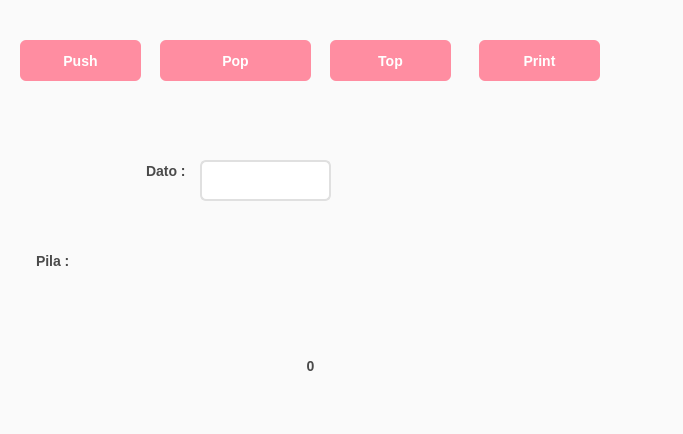
The window that ui/interfazPila.ui (DulceVerdin/estructuradatos) describes before a commit, drawn with Qt 5.
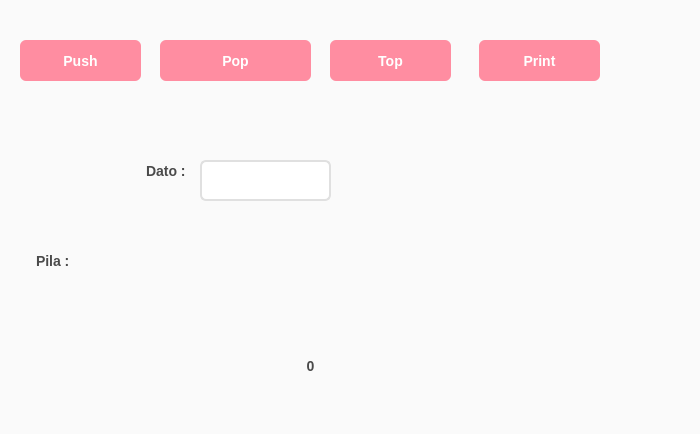
The same window after the commit.

Diff of the .ui file:
```diff
--- a/ui/interfazPila.ui
+++ b/ui/interfazPila.ui
@@ -6,7 +6,7 @@
    <rect>
     <x>0</x>
     <y>0</y>
-    <width>683</width>
+    <width>700</width>
     <height>434</height>
    </rect>
   </property>
```
